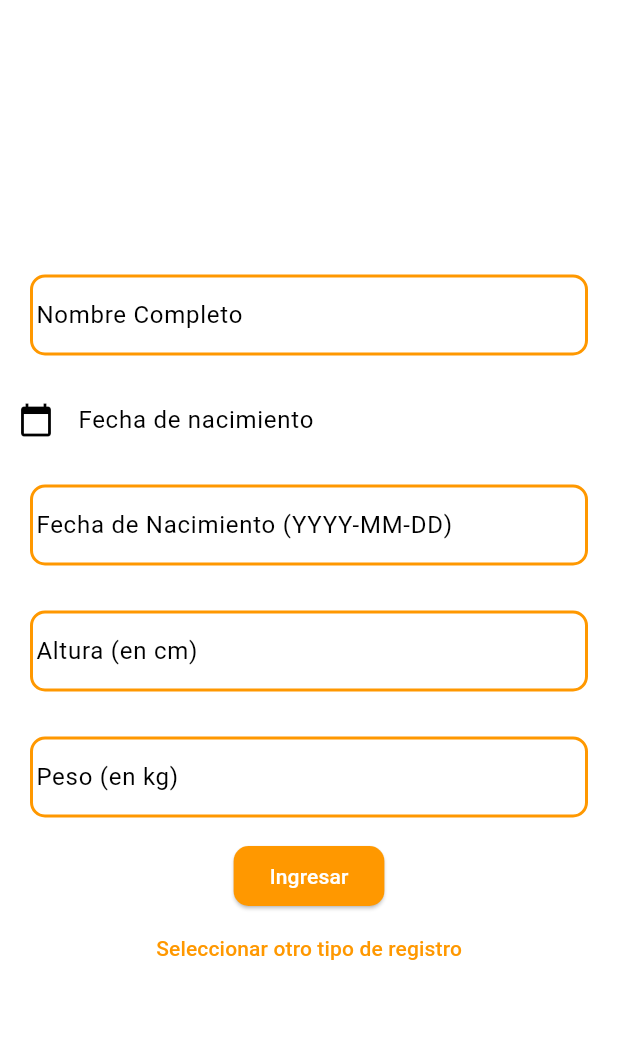
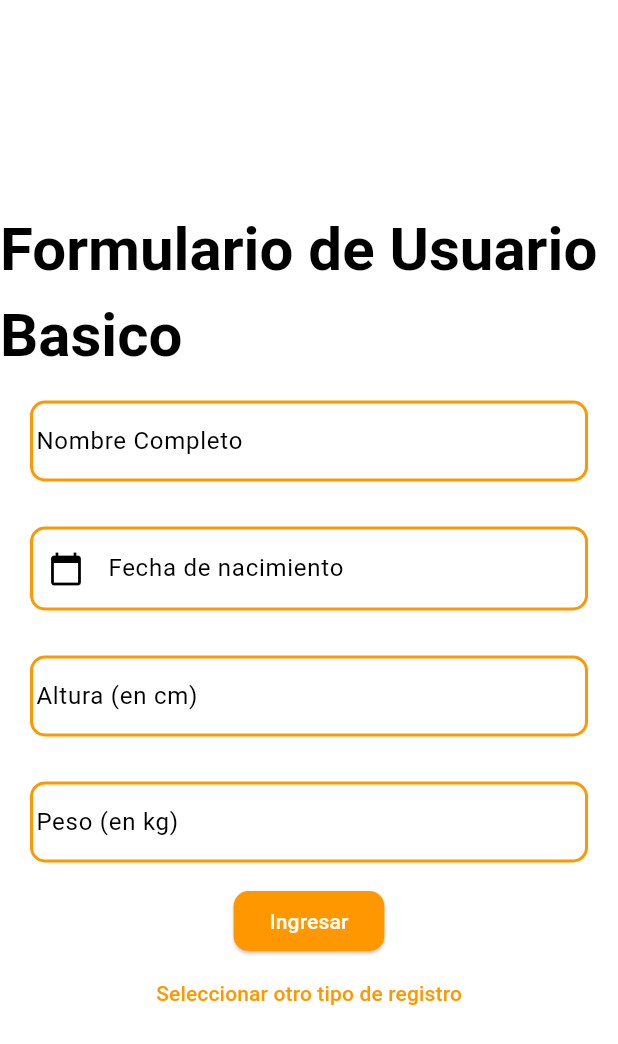
Before and after one commit to FranCannepa/fitsolutions, a Flutter app: the RegistroScreen screen opened by its route, after a tap on "Quiero entrenar", on a phone screen of 412 x 824 dp. Shown: the top 1044 px of the screen. Run offline on Flutter 3.47's test engine with Material 3 defaults, Android fonts, the phone set to English and light mode, and no system bars; our stand-ins replace cloud_firestore, firebase_auth, firebase_core, logger, shared_preferences, sign_in_button; accounts and stored records are empty; Roboto replaces fonts that are missing (Sora).

Commit message:
Fix Errores
Alguno fixes de cuando se cierra sesion

```diff
--- a/lib/Screens/Home/home_screen.dart
+++ b/lib/Screens/Home/home_screen.dart
@@ -40,7 +40,8 @@ class _HomeScreenState extends State<HomeScreen> {
   @override
   Widget build(BuildContext context) {
     Logger log = Logger();
-    return FutureBuilder(
+    return SafeArea(
+      child: FutureBuilder(
         future: getUserData(),
         builder: (context, snapshot) {
           if (snapshot.hasData) {
@@ -99,6 +100,7 @@ class _HomeScreenState extends State<HomeScreen> {
             );
           }
         },
+      ),
     );
   }
 }
--- a/lib/Screens/Profile/editar_perfil_screen.dart
+++ b/lib/Screens/Profile/editar_perfil_screen.dart
@@ -24,7 +24,8 @@ class _EditarPerfilScreenState extends State<EditarPerfilScreen> {
   @override
   Widget build(BuildContext context) {
     final userData = context.read<UserData>();
-    return Scaffold(
+    return SafeArea(
+      child: Scaffold(
         body: SafeArea(
           child: Center(
             child: Column(
@@ -93,6 +94,7 @@ class _EditarPerfilScreenState extends State<EditarPerfilScreen> {
           ),
           //),
         ),
+      ),
     );
   }
 }
--- a/lib/Screens/Profile/perfil_screen.dart
+++ b/lib/Screens/Profile/perfil_screen.dart
@@ -37,7 +37,8 @@ class _PerfilScreenState extends State<PerfilScreen> {
 
   @override
   Widget build(BuildContext context) {
-    return Scaffold(
+    return SafeArea(
+      child: Scaffold(
         body: SingleChildScrollView(
           child: Padding(
             padding: const EdgeInsets.all(16.0),
@@ -96,6 +97,7 @@ class _PerfilScreenState extends State<PerfilScreen> {
           ),
         ),
         bottomNavigationBar: const FooterBottomNavigationBar(),
+      ),
     );
   }
 }
--- a/lib/Screens/Registro/registro_screen.dart
+++ b/lib/Screens/Registro/registro_screen.dart
@@ -80,6 +80,15 @@ class _RegistroScreenState extends State<RegistroScreen> {
               !showForm
                   ? Column(
                       children: [
+                        const Text(
+                          'Tipos de Cuenta disponibles',
+                          style: TextStyle(
+                            fontFamily: 'Sora',
+                            letterSpacing: 0,
+                            fontWeight: FontWeight.w600,
+                            fontSize: 30,
+                          ),
+                        ),
                         ElevatedButton(
                           onPressed: () =>
                               handleOptionSelected('Quiero entrenar'),
--- a/lib/components/RegisterComponents/basico_form.dart
+++ b/lib/components/RegisterComponents/basico_form.dart
@@ -48,7 +48,7 @@ class _BasicoFormState extends State<BasicoForm> {
         initialDate: DateTime.now(),
         firstDate: DateTime(1940),
         lastDate: DateTime(2100));
-    if(picked != null){
+    if (picked != null) {
       setState(() {
         _dateOfBirthController.text = picked.toString().split(" ")[0];
       });
@@ -59,7 +59,17 @@ class _BasicoFormState extends State<BasicoForm> {
   Widget build(BuildContext context) {
     return Form(
         key: _formKey,
+        autovalidateMode: AutovalidateMode.onUserInteraction,
         child: Column(children: [
+          const Text(
+            'Formulario de Usuario Basico',
+            style: TextStyle(
+              fontFamily: 'Sora',
+              letterSpacing: 0,
+              fontWeight: FontWeight.w600,
+              fontSize: 40,
+            ),
+          ),
           RoundedInputField(
             labelText: 'Nombre Completo',
             controller: _fullNameController,
@@ -70,38 +80,33 @@ class _BasicoFormState extends State<BasicoForm> {
               return null;
             },
           ),
-          TextField(
+          Padding(
+            padding:
+                const EdgeInsets.symmetric(vertical: 15.0, horizontal: 20.0),
+            child: TextFormField(
               controller: _dateOfBirthController,
-            decoration: const InputDecoration(
-              labelText: 'Fecha de nacimiento',
-              filled: true,
-              prefixIcon: Icon(Icons.calendar_today),
-              enabledBorder: OutlineInputBorder(
-                borderSide: BorderSide.none
-              ),
-              focusedBorder: OutlineInputBorder(
-                borderSide: BorderSide(color: Colors.orange)
-              )
-            ),
-            readOnly: true,
-            onTap: (){
-              _selectDate();
-            },
-          ),
-          RoundedInputField(
-            labelText: 'Fecha de Nacimiento (YYYY-MM-DD)',
-            controller: _dateOfBirthController,
-            keyboardType: TextInputType.number,
               validator: (value) {
                 if (value == null || value.isEmpty) {
                   return 'Ingrese su fecha de nacimiento';
                 }
-              RegExp datePattern = RegExp(r'^\d{4}-\d{2}-\d{2}$');
-              if (!datePattern.hasMatch(value)) {
-                return 'Formato de fecha inválido. Debe ser YYYY-MM-DD';
-              }
                 return null;
               },
+              decoration: InputDecoration(
+                  labelText: 'Fecha de nacimiento',
+                  filled: true,
+                  prefixIcon: const Icon(Icons.calendar_today),
+                  enabledBorder: OutlineInputBorder(
+                    borderRadius: BorderRadius.circular(10.0),
+                    borderSide:
+                        const BorderSide(color: Colors.orange, width: 2.0),
+                  ),
+                  focusedBorder: const OutlineInputBorder(
+                      borderSide: BorderSide(color: Colors.orange))),
+              readOnly: true,
+              onTap: () {
+                _selectDate();
+              },
+            ),
           ),
           RoundedInputField(
             labelText: 'Altura (en cm)',
@@ -109,11 +114,12 @@ class _BasicoFormState extends State<BasicoForm> {
             keyboardType: TextInputType.number,
             validator: (value) {
               if (value == null || value.isEmpty) {
-                return 'Ingrese su fecha de nacimiento';
+                return 'Ingrese su altura';
               }
-              RegExp datePattern = RegExp(r'^\d{4}-\d{2}-\d{2}$');
-              if (!datePattern.hasMatch(value)) {
-                return 'Formato de fecha inválido. Debe ser YYYY-MM-DD';
+              try {
+                double.parse(value);
+              } catch (e) {
+                return 'Ingrese una altura válida (solo números)';
               }
               return null;
             },
@@ -137,8 +143,14 @@ class _BasicoFormState extends State<BasicoForm> {
           SubmitButton(
               text: "Ingresar",
               onPressed: () {
+                if (_formKey.currentState!.validate()) {
                   final userData = collectUserData();
                   widget.registerFunction(userData);
+                } else {
+                  ScaffoldMessenger.of(context).showSnackBar(
+                    const SnackBar(content: Text("Errores en el Formulario")),
+                  );
+                }
               })
         ]));
   }
```
Also changed, not shown: lib/Modelo/UserData.dart (+7 -4 lines), lib/components/RegisterComponents/entrenador_form.dart (+46 -1 lines), lib/components/RegisterComponents/propietario_form.dart (+20 -4 lines). Lines whose indentation alone changed are shown as unchanged.
